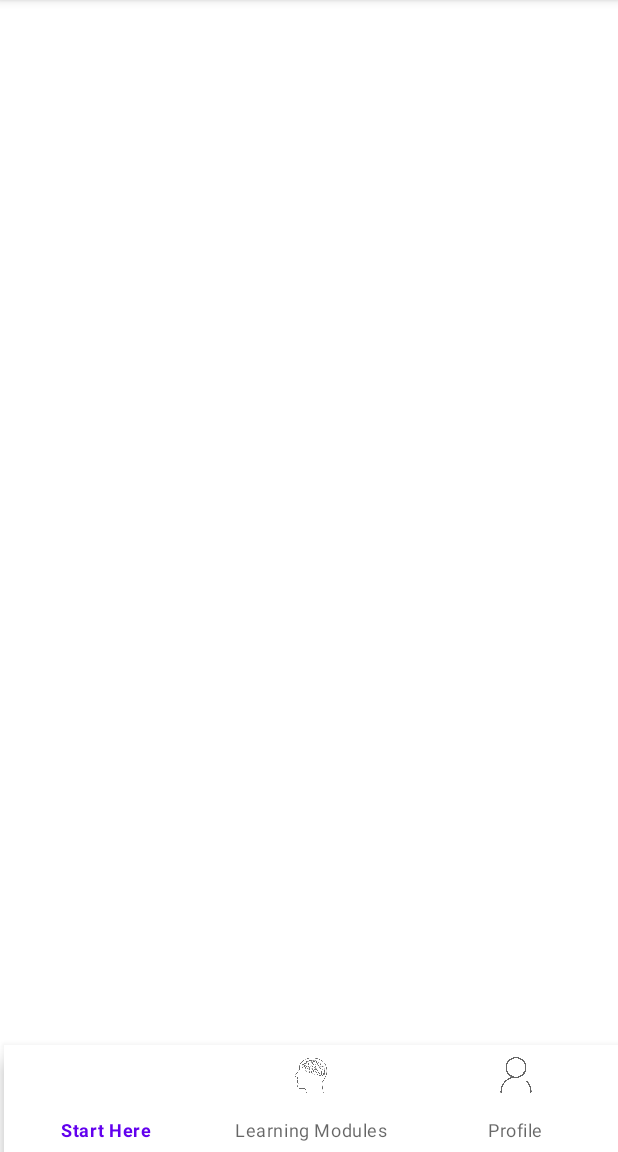
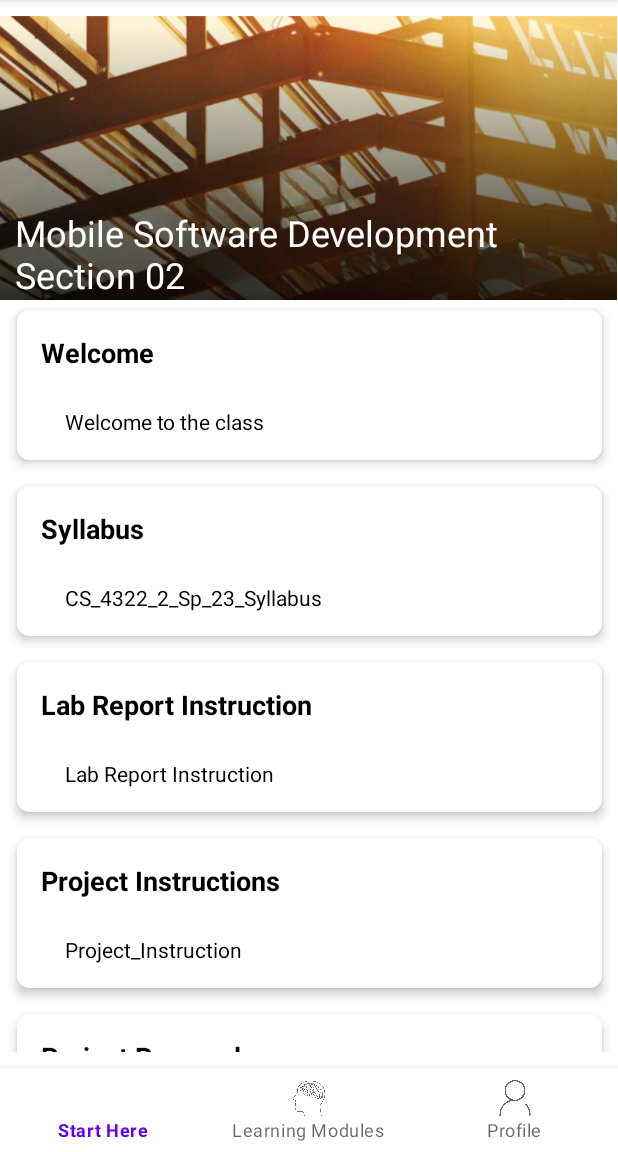
Before and after one commit to rbillups/D2l_MsdProject, an Android app: the screen it shows after launch (MainActivity), on a phone screen of 412 x 824 dp, the part 84-1236 px from its top. Run offline under Robolectric (Android 15) with nearby library versions, the phone set to English and light mode, and no system bars; our stand-ins replace data binding.

Commit message:
Added Start Here Page, and fixed navigation bar overlap

```diff
--- /dev/null
+++ b/app/src/main/java/com/example/d2l_msdproject/ui/StartHereViewModel.kt
@@ -0,0 +1,10 @@
+package com.example.d2l_msdproject.ui
+
+import androidx.lifecycle.ViewModel
+
+
+class StartHereViewModel : ViewModel() {
+
+}
+
+data class StartHereSections(val title: String, val file: String)
--- a/app/src/main/java/com/example/d2l_msdproject/ui/StartHerreViewModel.kt
+++ /dev/null
@@ -1,7 +0,0 @@
-package com.example.d2l_msdproject.ui
-
-import androidx.lifecycle.ViewModel
-
-class StartHerreViewModel : ViewModel() {
-    // TODO: Implement the ViewModel
-}
--- /dev/null
+++ b/app/src/main/java/com/example/d2l_msdproject/ui/adapters/StartAdapter.kt
@@ -0,0 +1,38 @@
+package com.example.d2l_msdproject.ui.adapters
+
+import android.content.Context
+import android.view.LayoutInflater
+import android.view.View
+import android.view.ViewGroup
+import android.widget.TextView
+import androidx.cardview.widget.CardView
+import androidx.recyclerview.widget.RecyclerView
+import com.example.d2l_msdproject.R
+import com.example.d2l_msdproject.ui.StartHereSections
+import com.example.d2l_msdproject.ui.adapters.StartAdapter.StartViewHolder
+
+class StartAdapter (private val context: Context, private val sections: List<StartHereSections>) :
+    RecyclerView.Adapter<StartViewHolder>() {
+
+        override fun onCreateViewHolder(parent: ViewGroup, viewType: Int): StartViewHolder {
+            val view =
+                LayoutInflater.from(context).inflate(R.layout.start_here_item, parent, false)
+            return StartViewHolder(view)
+        }
+
+        override fun onBindViewHolder(holder: StartViewHolder, position: Int) {
+            val section = sections[position]
+            holder.sectionTextView.text = section.title
+            holder.sectionDescriptionTextView.text = section.file
+        }
+
+        override fun getItemCount(): Int {
+            return sections.size
+        }
+
+        inner class StartViewHolder(itemView: View) : RecyclerView.ViewHolder(itemView) {
+            val cardView: CardView = itemView.findViewById(R.id.startHereCardView)
+            val sectionTextView: TextView = itemView.findViewById(R.id.section)
+            val sectionDescriptionTextView: TextView = itemView.findViewById(R.id.sectionDescription)
+        }
+    }
--- a/app/src/main/java/com/example/d2l_msdproject/ui/startHere.kt
+++ b/app/src/main/java/com/example/d2l_msdproject/ui/startHere.kt
@@ -6,7 +6,10 @@ import androidx.fragment.app.Fragment
 import android.view.LayoutInflater
 import android.view.View
 import android.view.ViewGroup
+import androidx.recyclerview.widget.LinearLayoutManager
 import com.example.d2l_msdproject.R
+import com.example.d2l_msdproject.databinding.FragmentLearningModuleBinding
+import com.example.d2l_msdproject.ui.adapters.StartAdapter
 
 class startHere : Fragment() {
 
@@ -14,19 +17,57 @@ class startHere : Fragment() {
         fun newInstance() = startHere()
     }
 
-    private lateinit var viewModel: StartHerreViewModel
+    private lateinit var viewModel: StartHereViewModel
+    private lateinit var binding: FragmentLearningModuleBinding
+    private lateinit var startHereSections: ArrayList<StartHereSections>
+    private lateinit var startAdapter: StartAdapter
+
 
     override fun onCreateView(
         inflater: LayoutInflater, container: ViewGroup?,
         savedInstanceState: Bundle?
     ): View? {
-        return inflater.inflate(R.layout.fragment_start_here, container, false)
+        binding = FragmentLearningModuleBinding.inflate(inflater, container, false)
+        val activity = requireActivity()
+        startHereSections = ArrayList<StartHereSections>()
+
+        startAdapter = StartAdapter(activity, startHereSections)
+        val recycView = binding.mRecycler
+        recycView.layoutManager = LinearLayoutManager(requireContext())
+        recycView.adapter = startAdapter
+
+        makeSections()
+
+        return binding.root
     }
 
     override fun onActivityCreated(savedInstanceState: Bundle?) {
         super.onActivityCreated(savedInstanceState)
-        viewModel = ViewModelProvider(this).get(StartHerreViewModel::class.java)
-        // TODO: Use the ViewModel
+        viewModel = ViewModelProvider(this).get(StartHereViewModel::class.java)
     }
 
+    private fun makeSections(){
+        val titleArray = arrayOf(
+            getString(R.string.section1),
+            getString(R.string.section2),
+            getString(R.string.section3),
+            getString(R.string.section4),
+            getString(R.string.section5)
+        )
+        val descriptionArray = arrayOf(
+            getString(R.string.section1Description),
+            getString(R.string.section2Description),
+            getString(R.string.section3Description),
+            getString(R.string.section4Description),
+            getString(R.string.section5Description)
+        )
+
+        var count = 0
+        for (title in titleArray){
+            val newSection = StartHereSections(titleArray[count], descriptionArray[count])
+            startHereSections.add(newSection)
+            startAdapter.notifyDataSetChanged()
+            count++
+        }
+    }
 }
--- a/app/src/main/res/layout/fragment_app_main.xml
+++ b/app/src/main/res/layout/fragment_app_main.xml
@@ -13,25 +13,20 @@
     <androidx.viewpager2.widget.ViewPager2
         android:id="@+id/viewPager2"
         android:layout_width="match_parent"
-        android:layout_height="match_parent"
-        android:layout_marginBottom="71dp"
-        app:layout_constraintBottom_toBottomOf="parent"
+        android:layout_height="wrap_content"
         app:layout_constraintEnd_toEndOf="parent"
         app:layout_constraintStart_toStartOf="parent"
         app:layout_constraintTop_toTopOf="parent"
-        app:layout_constraintVertical_bias="0.0" />
+        app:layout_constraintBottom_toTopOf="@id/bottomNav"/>
 
     <com.google.android.material.bottomnavigation.BottomNavigationView
         android:id="@+id/bottomNav"
-        android:layout_width="409dp"
-        android:layout_height="71dp"
-        android:layout_marginTop="1dp"
+        android:layout_width="match_parent"
+        android:layout_height="wrap_content"
         app:layout_constraintBottom_toBottomOf="parent"
         app:layout_constraintEnd_toEndOf="parent"
         app:layout_constraintHorizontal_bias="1.0"
         app:layout_constraintStart_toStartOf="parent"
-        app:layout_constraintTop_toBottomOf="@+id/viewPager2"
-        app:layout_constraintVertical_bias="1.0"
         app:menu="@menu/my_navigation_items" />
 
 
--- a/app/src/main/res/layout/fragment_learning_module.xml
+++ b/app/src/main/res/layout/fragment_learning_module.xml
@@ -21,9 +21,10 @@
 
     <TextView
         android:id="@+id/textView"
-        android:layout_width="411dp"
+        android:layout_width="match_parent"
         android:layout_height="59dp"
         android:layout_marginTop="128dp"
+        android:layout_marginHorizontal="10dp"
         android:text="@string/string_msd"
         android:textColor="#FFFFFF"
         android:textSize="24sp"
--- a/app/src/main/res/layout/fragment_start_here.xml
+++ /dev/null
@@ -1,23 +0,0 @@
-<?xml version="1.0" encoding="utf-8"?>
-<RelativeLayout
-    xmlns:android="http://schemas.android.com/apk/res/android"
-    xmlns:app="http://schemas.android.com/apk/res-auto"
-    xmlns:tools="http://schemas.android.com/tools"
-    android:layout_width="match_parent"
-    android:layout_height="match_parent"
-    android:orientation="vertical"
-    tools:context=".MainActivity">
-
-
-
-    <LinearLayout
-        android:orientation="vertical"
-        android:layout_width="match_parent"
-        android:layout_height="wrap_content">
-        <androidx.recyclerview.widget.RecyclerView
-            android:id="@+id/scrollView"
-            android:layout_width="match_parent"
-            android:layout_height="match_parent" />
-    </LinearLayout>
-
-</RelativeLayout>
--- /dev/null
+++ b/app/src/main/res/layout/start_here_item.xml
@@ -0,0 +1,44 @@
+<?xml version="1.0" encoding="utf-8"?>
+<androidx.cardview.widget.CardView xmlns:android="http://schemas.android.com/apk/res/android"
+    xmlns:app="http://schemas.android.com/apk/res-auto"
+    xmlns:tools="http://schemas.android.com/tools"
+    android:id="@+id/startHereCardView"
+    android:layout_width="match_parent"
+    android:layout_height="wrap_content"
+    app:cardCornerRadius="8dp"
+    app:cardElevation="4dp"
+    app:cardUseCompatPadding="true"
+    android:clickable="true">
+
+    <LinearLayout
+        android:orientation="vertical"
+        android:layout_width="match_parent"
+        android:layout_height="wrap_content">
+
+        <TextView
+            android:id="@+id/section"
+            android:layout_width="match_parent"
+            android:layout_height="wrap_content"
+            android:text="@string/sectionTitle"
+            android:textSize="18sp"
+            android:textStyle="bold"
+            android:textColor="@android:color/black"
+            android:paddingStart="16dp"
+            android:paddingEnd="16dp"
+            android:paddingTop="16dp"
+            android:paddingBottom="16dp" />
+
+        <TextView
+            android:id="@+id/sectionDescription"
+            android:layout_width="match_parent"
+            android:layout_height="wrap_content"
+            android:text="@string/fileName"
+            android:textSize="14sp"
+            android:textColor="@android:color/black"
+            android:paddingStart="32dp"
+            android:paddingEnd="16dp"
+            android:paddingTop="8dp"
+            android:paddingBottom="16dp" />
+
+    </LinearLayout>
+</androidx.cardview.widget.CardView>
--- a/app/src/main/res/values/strings.xml
+++ b/app/src/main/res/values/strings.xml
@@ -18,6 +18,10 @@
     <string name="Lesson">Lesson</string>
     <string name="slides">Slides</string>
     <string name="lab">Lab</string>
+    <string name="string_msd">Mobile Software Development Section 02</string>
+    <string name="sectionTitle">sectionTitle</string>
+    <string name="fileName">fileName</string>
+
 
     <string name="lesson1">L1: Course Intro &amp; Kotlin Basics V</string>
     <string name="lesson2">L2: Functions</string>
@@ -32,5 +36,17 @@
     <string name="lesson11">L11: Connect to the Internet</string>
     <string name="lesson12">L12: Repository pattern and WorkManager</string>
     <string name="lesson13">L13: App UI Design</string>
-    <string name="string_msd">Mobile Software Development Section 02</string>
+
+<!--    Start Here Section Titles & File Names -->
+    <string name="section1">Welcome</string>
+    <string name="section2">Syllabus</string>
+    <string name="section3">Lab Report Instruction</string>
+    <string name="section4">Project Instructions</string>
+    <string name="section5">Project Proposal</string>
+    <string name="section1Description">Welcome to the class</string>
+    <string name="section2Description">CS_4322_2_Sp_23_Syllabus</string>
+    <string name="section3Description">Lab Report Instruction</string>
+    <string name="section4Description">Project_Instruction</string>
+    <string name="section5Description">Project_Proposal</string>
+
 </resources>
```
